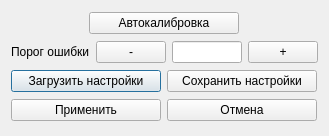
Before: the Qt Designer form gui/settings.ui in EPC-MSU/EPLab, drawn with Qt 5.
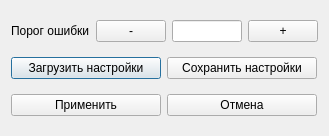
After: the same form once the commit is applied.

Commit message: Button Calibrate was removed from Setting dialog window to Measurers setting dialog window

The edit to the form file:
```diff
--- a/gui/settings.ui
+++ b/gui/settings.ui
@@ -23,28 +23,6 @@
    <locale language="English" country="UnitedStates"/>
   </property>
   <layout class="QVBoxLayout" name="verticalLayout">
-   <item alignment="Qt::AlignHCenter">
-    <widget class="QPushButton" name="auto_calibration_push_button">
-     <property name="minimumSize">
-      <size>
-       <width>150</width>
-       <height>0</height>
-      </size>
-     </property>
-     <property name="maximumSize">
-      <size>
-       <width>150</width>
-       <height>16777215</height>
-      </size>
-     </property>
-     <property name="text">
-      <string>Автокалибровка</string>
-     </property>
-     <property name="autoDefault">
-      <bool>false</bool>
-     </property>
-    </widget>
-   </item>
    <item>
     <layout class="QHBoxLayout" name="horizontalLayout_2">
      <item>
```
The commit also changes 2 other files.
